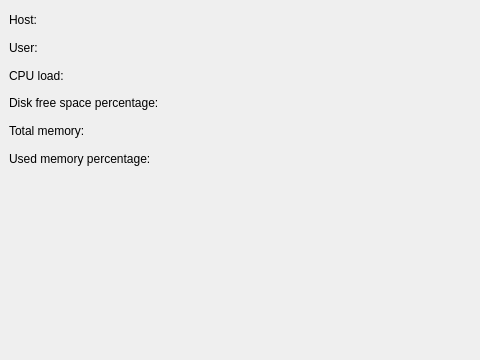
Qt form Server/selectedclient.ui (IT-Students-Web-Project/ResourceMonitoring) before a commit; both pictures show x 0 to 480 and y 0 to 360 of the 951 by 537 pixel window.
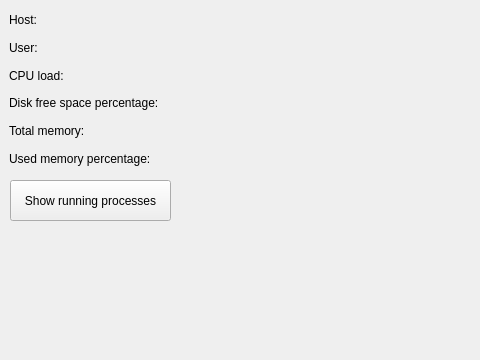
The same form after that commit.

The edit to the form file:
```diff
--- a/Server/selectedclient.ui
+++ b/Server/selectedclient.ui
@@ -125,6 +125,19 @@
     </item>
    </layout>
   </widget>
+  <widget class="QPushButton" name="pushButtonProcesses">
+   <property name="geometry">
+    <rect>
+     <x>10</x>
+     <y>180</y>
+     <width>161</width>
+     <height>41</height>
+    </rect>
+   </property>
+   <property name="text">
+    <string>Show running processes</string>
+   </property>
+  </widget>
  </widget>
  <resources/>
  <connections>
```
